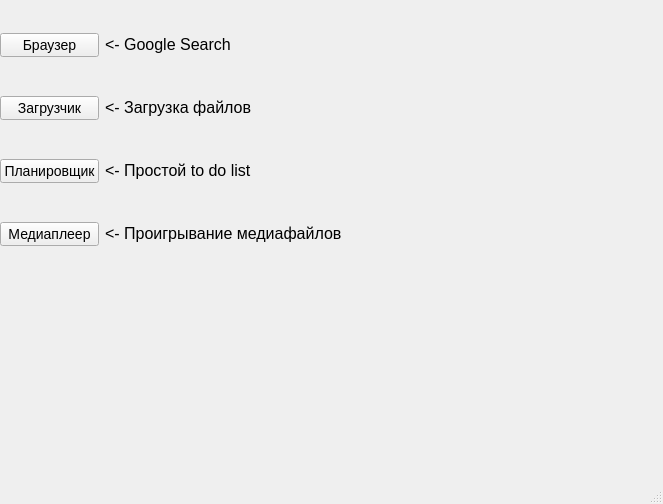
kirka00/simple_downloader, file main_window.ui: the form before one commit.
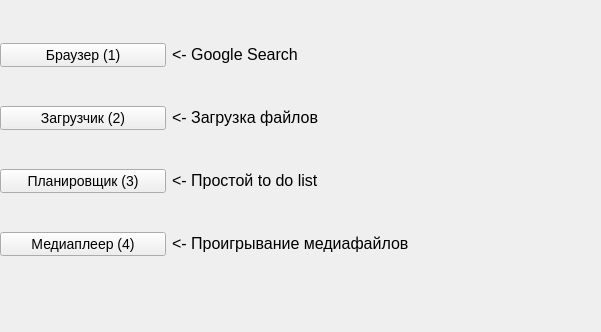
The form after the commit.

```diff
--- a/main_window.ui
+++ b/main_window.ui
@@ -2,16 +2,19 @@
 <ui version="4.0">
  <class>MainWindow</class>
  <widget class="QMainWindow" name="MainWindow">
+  <property name="enabled">
+   <bool>true</bool>
+  </property>
   <property name="geometry">
    <rect>
     <x>0</x>
     <y>0</y>
-    <width>663</width>
-    <height>504</height>
+    <width>601</width>
+    <height>332</height>
    </rect>
   </property>
   <property name="sizePolicy">
-   <sizepolicy hsizetype="Maximum" vsizetype="Maximum">
+   <sizepolicy hsizetype="Preferred" vsizetype="Preferred">
     <horstretch>0</horstretch>
     <verstretch>0</verstretch>
    </sizepolicy>
@@ -44,63 +47,38 @@
    <string notr="true"/>
   </property>
   <widget class="QWidget" name="centralwidget">
+   <property name="styleSheet">
+    <string notr="true"/>
+   </property>
    <widget class="QWidget" name="gridLayoutWidget">
     <property name="geometry">
      <rect>
       <x>0</x>
-      <y>0</y>
-      <width>341</width>
+      <y>10</y>
+      <width>581</width>
       <height>281</height>
      </rect>
     </property>
     <layout class="QGridLayout" name="gridLayout">
-     <item row="2" column="0">
-      <widget class="QPushButton" name="to_do_btn">
-       <property name="styleSheet">
-        <string notr="true">font-size: 14px</string>
-       </property>
-       <property name="text">
-        <string>Планировщик</string>
-       </property>
-      </widget>
-     </item>
-     <item row="3" column="0">
-      <widget class="QPushButton" name="player_btn">
-       <property name="styleSheet">
-        <string notr="true">font-size: 14px</string>
-       </property>
-       <property name="text">
-        <string>Медиаплеер</string>
-       </property>
-      </widget>
-     </item>
-     <item row="1" column="0">
-      <widget class="QPushButton" name="downloader_btn">
-       <property name="styleSheet">
-        <string notr="true">font-size: 14px</string>
-       </property>
-       <property name="text">
-        <string>Загрузчик</string>
-       </property>
-      </widget>
-     </item>
-     <item row="0" column="0">
-      <widget class="QPushButton" name="browser_btn">
-       <property name="styleSheet">
-        <string notr="true">font-size: 14px</string>
-       </property>
-       <property name="text">
-        <string>Браузер</string>
-       </property>
-      </widget>
-     </item>
-     <item row="0" column="1">
-      <widget class="QLabel" name="go_search">
+     <property name="leftMargin">
+      <number>0</number>
+     </property>
+     <property name="topMargin">
+      <number>0</number>
+     </property>
+     <property name="rightMargin">
+      <number>0</number>
+     </property>
+     <property name="bottomMargin">
+      <number>0</number>
+     </property>
+     <item row="3" column="1">
+      <widget class="QLabel" name="player">
        <property name="styleSheet">
         <string notr="true">font-size: 16px</string>
        </property>
        <property name="text">
-        <string>&lt;-  Google Search</string>
+        <string>&lt;- Проигрывание медиафайлов</string>
        </property>
       </widget>
      </item>
@@ -124,39 +102,65 @@
        </property>
       </widget>
      </item>
-     <item row="3" column="1">
-      <widget class="QLabel" name="player">
+     <item row="0" column="0">
+      <widget class="QPushButton" name="browser_btn">
+       <property name="styleSheet">
+        <string notr="true">font-size: 14px</string>
+       </property>
+       <property name="text">
+        <string>Браузер (1)</string>
+       </property>
+      </widget>
+     </item>
+     <item row="3" column="0">
+      <widget class="QPushButton" name="player_btn">
+       <property name="styleSheet">
+        <string notr="true">font-size: 14px</string>
+       </property>
+       <property name="text">
+        <string>Медиаплеер (4)</string>
+       </property>
+      </widget>
+     </item>
+     <item row="0" column="1">
+      <widget class="QLabel" name="go_search">
        <property name="styleSheet">
         <string notr="true">font-size: 16px</string>
        </property>
        <property name="text">
-        <string>&lt;- Проигрывание медиафайлов</string>
+        <string>&lt;-  Google Search</string>
+       </property>
+      </widget>
+     </item>
+     <item row="1" column="0">
+      <widget class="QPushButton" name="downloader_btn">
+       <property name="styleSheet">
+        <string notr="true">font-size: 14px</string>
+       </property>
+       <property name="text">
+        <string>Загрузчик (2)</string>
+       </property>
+      </widget>
+     </item>
+     <item row="0" column="2">
+      <widget class="QLabel" name="label">
+       <property name="text">
+        <string/>
+       </property>
+      </widget>
+     </item>
+     <item row="2" column="0">
+      <widget class="QPushButton" name="to_do_btn">
+       <property name="styleSheet">
+        <string notr="true">font-size: 14px</string>
+       </property>
+       <property name="text">
+        <string>Планировщик (3)</string>
        </property>
       </widget>
      </item>
     </layout>
    </widget>
-   <widget class="QLabel" name="label">
-    <property name="geometry">
-     <rect>
-      <x>370</x>
-      <y>0</y>
-      <width>281</width>
-      <height>101</height>
-     </rect>
-    </property>
-    <property name="text">
-     <string/>
-    </property>
-   </widget>
-  </widget>
-  <widget class="QStatusBar" name="statusbar">
-   <property name="layoutDirection">
-    <enum>Qt::LeftToRight</enum>
-   </property>
-   <property name="styleSheet">
-    <string notr="true">color: rgb(255, 255 255);</string>
-   </property>
   </widget>
   <action name="actionTest">
    <property name="text">
```
